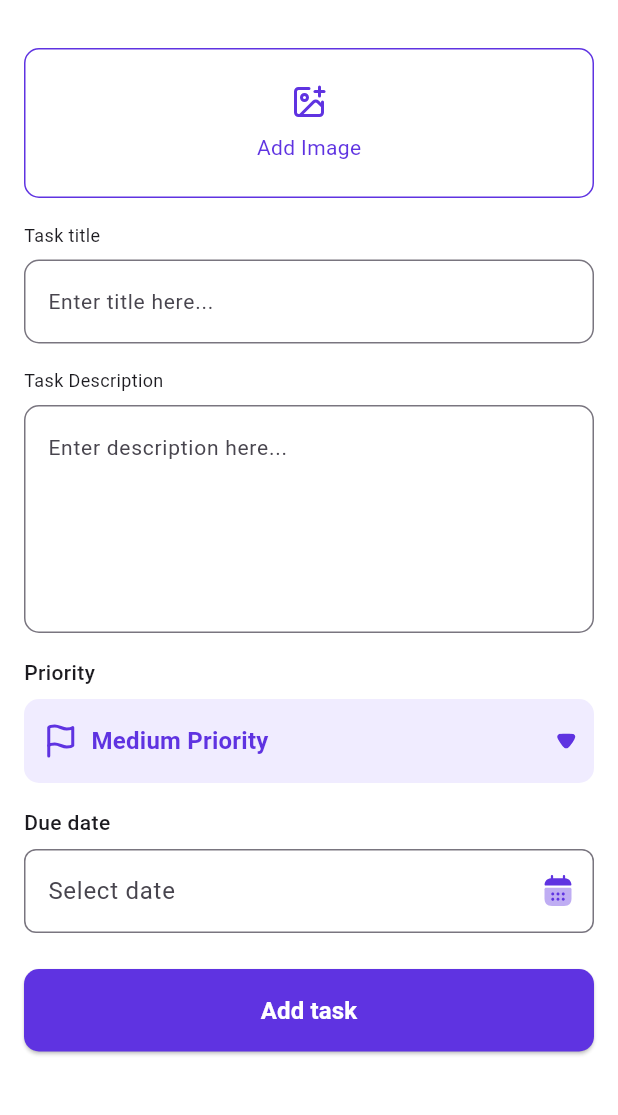
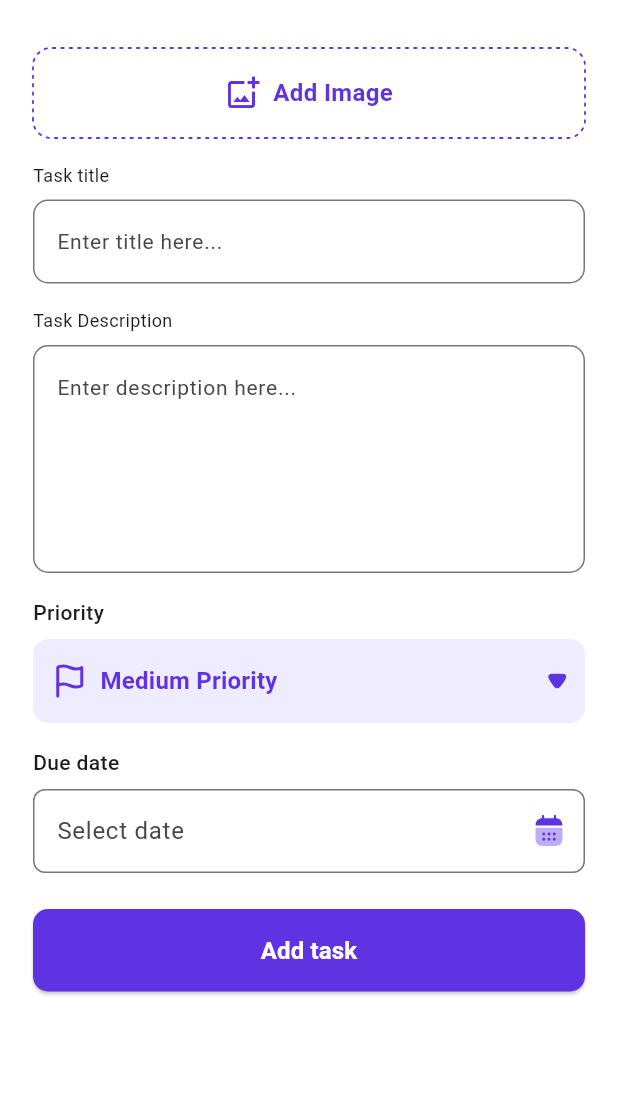
Before and after one commit to Magdy0Elhoseny/tasky_app, a Flutter app: the AddTaskView screen opened by its route, on a phone screen of 412 x 824 dp, the part 60-1175 px from its top. Run offline on Flutter 3.47's test engine with Material 3 defaults, Android fonts, the phone set to English and light mode, and no system bars; drawn by our look-alikes of dotted_border; our stand-ins replace cached_network_image, country_code_picker, dio, flutter_svg, get, hive_flutter and 3 more; missing offline and left inert: ai_barcode_scanner; accounts and stored records are empty; Roboto replaces fonts that are missing (DMSans).

Commit message:
update UI

```diff
--- a/lib/core/route/controller/route_controller.dart
+++ b/lib/core/route/controller/route_controller.dart
@@ -50,7 +50,7 @@ class RouteController extends GetxController {
   }
 
   void goToRegister() {
-    Get.toNamed(AppRoutes.register);
+    Get.offAllNamed(AppRoutes.register);
   }
 
   void goToHome() {
--- a/lib/feature/add task/views/add_task_view.dart
+++ b/lib/feature/add task/views/add_task_view.dart
@@ -35,7 +35,7 @@ class AddTaskView extends GetView<AddTaskController> {
         ),
       ),
       body: SingleChildScrollView(
-        padding: const EdgeInsets.all(16),
+        padding: const EdgeInsets.symmetric(horizontal: 22, vertical: 16),
         child: Column(
           crossAxisAlignment: CrossAxisAlignment.start,
           children: [
--- a/lib/feature/add task/views/widgets/add_image.dart
+++ b/lib/feature/add task/views/widgets/add_image.dart
@@ -1,10 +1,9 @@
+import 'package:dotted_border/dotted_border.dart';
 import 'package:flutter/material.dart';
-import 'package:flutter_svg/svg.dart';
 import 'package:get/get.dart';
 import 'package:image_picker/image_picker.dart';
 import 'dart:io';
 import 'package:tasky_app/core/helper/theme/app_theme.dart';
-import 'package:tasky_app/core/asset manager/asset_manager.dart';
 import 'package:tasky_app/feature/add task/controller/add_task_controller.dart';
 
 class AddImageButton extends StatelessWidget {
@@ -35,31 +34,41 @@ class AddImageButton extends StatelessWidget {
   Widget build(BuildContext context) {
     return Obx(() => GestureDetector(
           onTap: () => _showImageSourceDialog(context),
-          child: Container(
-            height: 100,
-            decoration: BoxDecoration(
-              border: Border.all(color: AppStyels.primaryColor),
-              borderRadius: BorderRadius.circular(10),
-            ),
           child: controller.pickedImage == null
               ? _buildAddImagePlaceholder()
               : Center(child: _buildPickedImage()),
-          ),
         ));
   }
 
   Widget _buildAddImagePlaceholder() {
-    return Center(
-      child: Column(
+    return SizedBox(
+      height: 60,
+      width: double.infinity,
+      child: DottedBorder(
+          borderType: BorderType.RRect,
+          strokeCap: StrokeCap.round,
+          color: AppStyels.primaryColor,
+          dashPattern: const [1.6, 4],
+          radius: const Radius.circular(12),
+          strokeWidth: 1.2,
+          child: Center(
+            child: Row(
               mainAxisAlignment: MainAxisAlignment.center,
+              crossAxisAlignment: CrossAxisAlignment.center,
               children: [
-          SvgPicture.asset(AssetManager.addImageIcon,
-              color: AppStyels.primaryColor),
-          const SizedBox(height: 8),
-          const Text('Add Image',
-              style: TextStyle(color: AppStyels.primaryColor)),
+                Icon(
+                  Icons.add_photo_alternate_outlined,
+                  color: AppStyels.primaryColor,
+                ),
+                const SizedBox(width: 8),
+                Text(
+                  'Add Image',
+                  style: AppStyels.textStyle16W700
+                      .copyWith(color: AppStyels.primaryColor),
+                )
               ],
             ),
+          )),
     );
   }
 
--- a/lib/feature/home/view/widgets/task_list.dart
+++ b/lib/feature/home/view/widgets/task_list.dart
@@ -34,7 +34,7 @@ class _TaskListState extends State<TaskList> {
           itemBuilder: (context, index) {
             final task = widget.controller.filteredTasks[index];
             return Padding(
-              padding: const EdgeInsets.only(bottom: 12.0),
+              padding: const EdgeInsets.only(left: 22, right: 22, bottom: 12.0),
               child: TaskItem(task: task, controller: widget.controller),
             );
           },
--- a/pubspec.yaml
+++ b/pubspec.yaml
@@ -44,6 +44,8 @@ dependencies:
   pretty_dio_logger: ^1.4.0
   ai_barcode_scanner: ^6.0.1
   qr_flutter: ^4.1.0
+  dotted_border: ^2.1.0
+  cached_network_image: ^3.4.1
 
 
 dev_dependencies:
```
Also changed, not shown: lib/feature/home/view/widgets/body_item_widget.dart (added, +124 -0 lines), lib/feature/home/view/widgets/home_popup.dart (added, +58 -0 lines), lib/feature/home/view/widgets/image_item_widget.dart (added, +31 -0 lines), lib/feature/home/view/widgets/task_list_item.dart (+11 -174 lines), assets/images/TaskyLogo.svg, pubspec.lock, 2 other files. Lines whose indentation alone changed are shown as unchanged.
